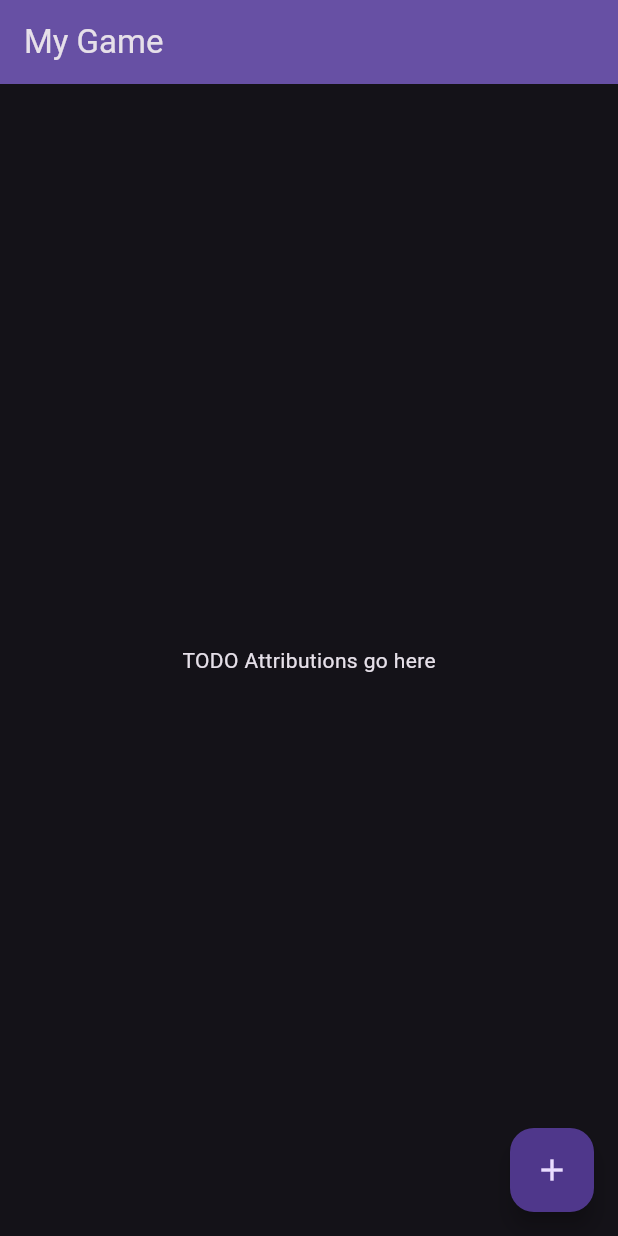
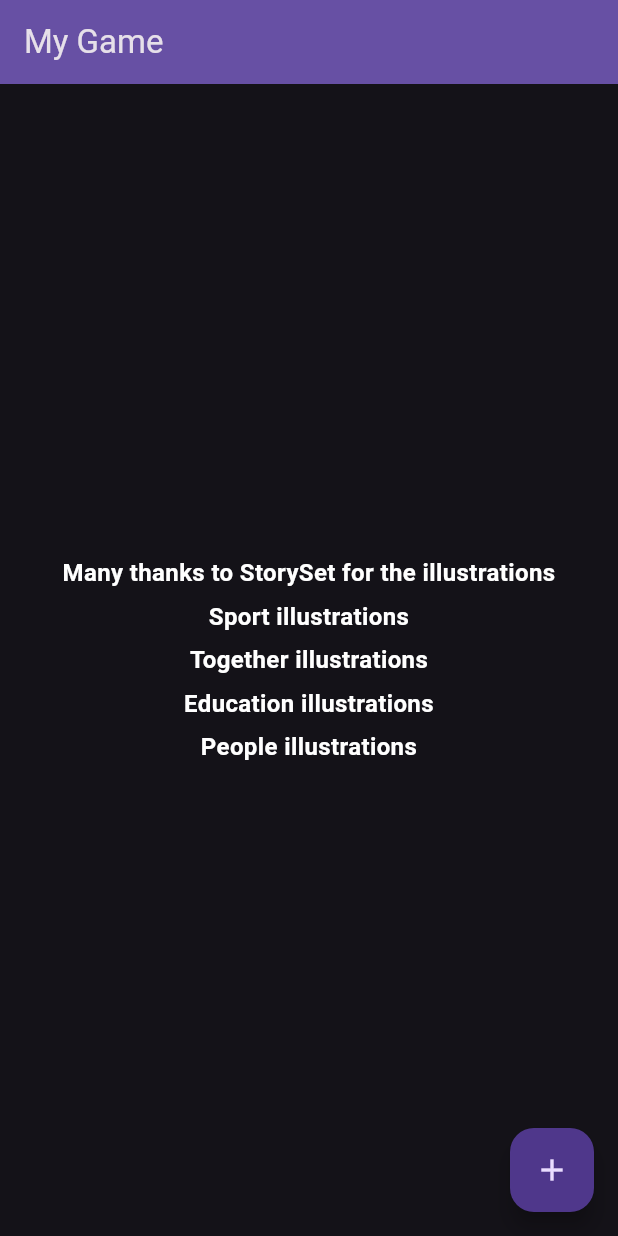
Before and after one commit to fflowio/mobile_game, a Flutter app: the screen it shows after launch, on a phone screen of 412 x 824 dp. Run offline on Flutter 3.47's test engine with Material 3 defaults, Android fonts, the phone set to English and light mode, and no system bars.

Commit message:
Credits and more images, more to come

```diff
--- a/lib/views/credits.dart
+++ b/lib/views/credits.dart
@@ -1,10 +1,19 @@
 import 'package:flutter/material.dart';
 
+import '../components/widgets.dart';
+
 class Credits {
-  static Container contents() {
-    return Container(
-      child:
-        const Text("TODO Attributions go here")
+  static Column contents() {
+    debugPrint( "https://storyset.com/sport");
+
+    return Column(
+      children: [
+        Widgets.linkWithText("Many thanks to StorySet for the illustrations", "https://storyset.com"),
+        Widgets.linkWithText("Sport illustrations", "https://storyset.com/sport"),
+        Widgets.linkWithText("Together illustrations", "https://storyset.com/together"),
+        Widgets.linkWithText("Education illustrations", "https://storyset.com/education"),
+        Widgets.linkWithText("People illustrations", "https://storyset.com/people")
+      ]
     );
   }
 }
```
Also changed, not shown: assets/images/High School-cuate.svg (added), assets/images/Sport family-amico.svg (added), assets/images/Sport family-bro.svg (added), assets/images/Sport family-pana.svg (added), assets/images/Sport family-rafiki.svg (added), assets/images/Spring flower-pana.svg.
